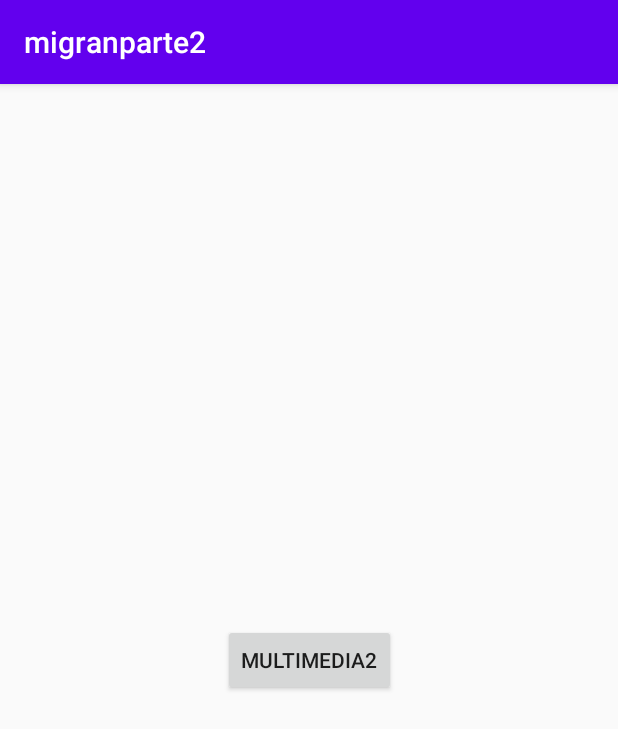
After one commit to Nilder/migranparte2, an Android app: the Multimedia screen opened directly, with no data from a screen before it, on a phone screen of 412 x 824 dp. The commit adds this screen. Shown: the top 729 px of the screen. Run offline under Robolectric (Android 15) with nearby library versions, the phone set to English and light mode, and no system bars.

```diff
--- a/app/src/main/java/com/example/migranparte2/MainActivity.java
+++ b/app/src/main/java/com/example/migranparte2/MainActivity.java
@@ -42,6 +42,10 @@ public class MainActivity extends AppCompatActivity {
             startActivity(new Intent(this, Intenciones.class));
             return true;
         }
+        if (id == R.id.activity_multimedia) {
+            startActivity(new Intent(this, Multimedia.class));
+            return true;
+        }
         return super.onOptionsItemSelected(item);
     }
 
--- /dev/null
+++ b/app/src/main/java/com/example/migranparte2/Multimedia.java
@@ -0,0 +1,38 @@
+package com.example.migranparte2;
+
+import androidx.appcompat.app.AppCompatActivity;
+
+import android.content.Intent;
+import android.media.MediaPlayer;
+import android.os.Bundle;
+import android.view.View;
+
+public class Multimedia extends AppCompatActivity {
+    MediaPlayer mp;
+    @Override
+    protected void onCreate(Bundle savedInstanceState) {
+        super.onCreate(savedInstanceState);
+        setContentView(R.layout.activity_multimedia);
+        mp = MediaPlayer.create(this, R.raw.musica);
+        mp.start();
+    }
+    @Override
+    protected void onResume()
+    {
+        super.onResume();
+        mp.start();
+    }
+    @Override
+    protected void onPause()
+    {
+        super.onPause();
+        mp.pause();
+    }
+
+
+
+    public void multimedia2(View view) {
+        startActivity(new Intent(this, multimedia2.class));
+
+    }
+}
--- a/app/src/main/res/layout/activity_intenciones.xml
+++ b/app/src/main/res/layout/activity_intenciones.xml
@@ -42,4 +42,5 @@
         android:onClick="navegacion"
         android:text="navegacion" />
 
+
 </LinearLayout>
--- /dev/null
+++ b/app/src/main/res/layout/activity_multimedia.xml
@@ -0,0 +1,19 @@
+<?xml version="1.0" encoding="utf-8"?>
+<androidx.constraintlayout.widget.ConstraintLayout xmlns:android="http://schemas.android.com/apk/res/android"
+    xmlns:app="http://schemas.android.com/apk/res-auto"
+    xmlns:tools="http://schemas.android.com/tools"
+    android:layout_width="match_parent"
+    android:layout_height="match_parent"
+    tools:context=".Multimedia">
+    <Button
+        android:id="@+id/button"
+        android:layout_width="wrap_content"
+        android:layout_height="wrap_content"
+        android:text="multimedia2"
+        app:layout_constraintBottom_toBottomOf="parent"
+        app:layout_constraintEnd_toEndOf="parent"
+        app:layout_constraintHorizontal_bias="0.5"
+        app:layout_constraintStart_toStartOf="parent"
+        app:layout_constraintTop_toTopOf="parent"
+        android:onClick="multimedia2"/>
+</androidx.constraintlayout.widget.ConstraintLayout>
```
Also changed, not shown: app/src/main/AndroidManifest.xml (+7 -2 lines), app/src/main/java/com/example/migranparte2/multimedia2.java (added, +28 -0 lines), app/src/main/res/layout/activity_multimedia2.xml (added, +15 -0 lines), 1 other file.
